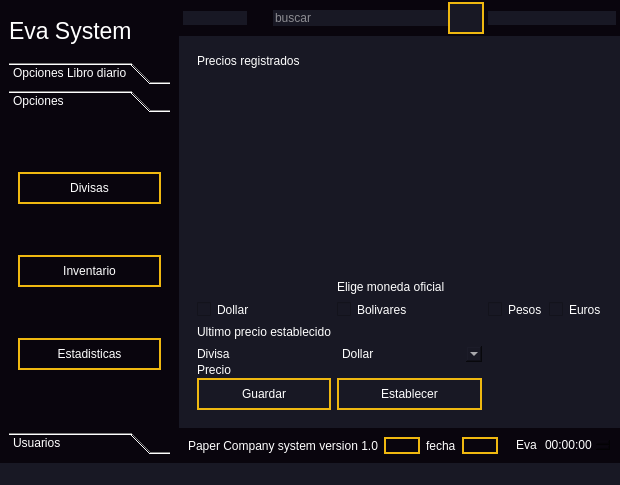
Old version of the form ui/EvaSystem.ui in the repository leonardo2322/Eva.
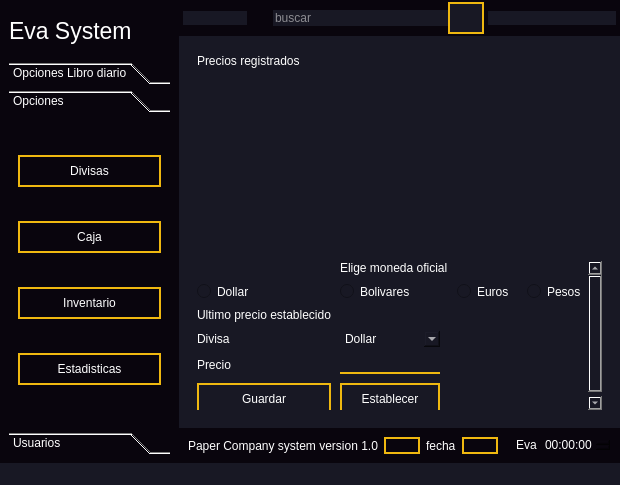
New version of the form. Icons and pictures are not drawn.

Commit message: casi por terminado la parte de las divisas

Diff of the .ui file:
```diff
--- a/ui/EvaSystem.ui
+++ b/ui/EvaSystem.ui
@@ -228,6 +228,14 @@
              </layout>
             </widget>
             <widget class="QWidget" name="page">
+             <property name="geometry">
+              <rect>
+               <x>0</x>
+               <y>0</y>
+               <width>192</width>
+               <height>269</height>
+              </rect>
+             </property>
              <attribute name="label">
               <string>Opciones</string>
              </attribute>
@@ -239,6 +247,13 @@
                 </property>
                </widget>
               </item>
+              <item>
+               <widget class="QPushButton" name="pushButton_3">
+                <property name="text">
+                 <string>Caja</string>
+                </property>
+               </widget>
+              </item>
               <item>
                <widget class="QPushButton" name="btn_Inventary">
                 <property name="text">
@@ -678,6 +693,10 @@
 
 QPushButton:hover{
 	background-color: rgba(239,184,16,.5)
+}
+QLineEdit{
+	border:none;
+	border-bottom: 2px solid #efb810
 }</string>
             </property>
             <property name="currentIndex">
@@ -1229,8 +1248,8 @@
                   <rect>
                    <x>0</x>
                    <y>0</y>
-                   <width>350</width>
-                   <height>142</height>
+                   <width>333</width>
+                   <height>151</height>
                   </rect>
                  </property>
                  <layout class="QVBoxLayout" name="verticalLayout_17">
@@ -1274,31 +1293,13 @@
                       <number>0</number>
                      </property>
                      <item>
-                      <layout class="QGridLayout" name="gridLayout_2">
-                       <property name="horizontalSpacing">
-                        <number>6</number>
+                      <layout class="QGridLayout" name="gridLayout_2" columnstretch="0,5,0,0">
+                       <property name="bottomMargin">
+                        <number>0</number>
                        </property>
-                       <item row="2" column="2">
-                        <widget class="QCheckBox" name="checkBox_3">
-                         <property name="text">
-                          <string>Pesos</string>
-                         </property>
-                        </widget>
-                       </item>
-                       <item row="3" column="0">
-                        <widget class="QLabel" name="label_8">
-                         <property name="text">
-                          <string>Ultimo precio establecido</string>
-                         </property>
-                        </widget>
-                       </item>
-                       <item row="6" column="0">
-                        <widget class="QPushButton" name="pushButton">
-                         <property name="text">
-                          <string>Guardar</string>
-                         </property>
-                        </widget>
-                       </item>
+                       <property name="spacing">
+                        <number>9</number>
+                       </property>
                        <item row="3" column="1">
                         <widget class="QLabel" name="label_10">
                          <property name="text">
@@ -1306,24 +1307,17 @@
                          </property>
                         </widget>
                        </item>
-                       <item row="2" column="0">
-                        <widget class="QCheckBox" name="checkBox">
+                       <item row="6" column="0">
+                        <widget class="QPushButton" name="btn_guardar_divisa">
                          <property name="text">
-                          <string>Dollar</string>
+                          <string>Guardar</string>
                          </property>
                         </widget>
                        </item>
-                       <item row="2" column="1">
-                        <widget class="QCheckBox" name="checkBox_2">
+                       <item row="3" column="0">
+                        <widget class="QLabel" name="label_8">
                          <property name="text">
-                          <string>Bolivares</string>
-                         </property>
-                        </widget>
-                       </item>
-                       <item row="1" column="1">
-                        <widget class="QLabel" name="label_11">
-                         <property name="text">
-                          <string>Elige moneda oficial</string>
+                          <string>Ultimo precio establecido</string>
                          </property>
                         </widget>
                        </item>
@@ -1334,18 +1328,14 @@
                          </property>
                         </widget>
                        </item>
-                       <item row="5" column="0">
-                        <widget class="QLabel" name="label_7">
-                         <property name="text">
-                          <string>Precio</string>
-                         </property>
-                        </widget>
-                       </item>
-                       <item row="5" column="1">
-                        <widget class="QLineEdit" name="lineEdit"/>
-                       </item>
                        <item row="4" column="1">
-                        <widget class="QComboBox" name="comboBox">
+                        <widget class="QComboBox" name="Cb_Divisa_nombre">
+                         <property name="maximumSize">
+                          <size>
+                           <width>100</width>
+                           <height>16777215</height>
+                          </size>
+                         </property>
                          <item>
                           <property name="text">
                            <string>Dollar</string>
@@ -1368,20 +1358,83 @@
                          </item>
                         </widget>
                        </item>
-                       <item row="2" column="3">
-                        <widget class="QCheckBox" name="checkBox_4">
+                       <item row="5" column="0">
+                        <widget class="QLabel" name="label_7">
                          <property name="text">
-                          <string>Euros</string>
+                          <string>Precio</string>
+                         </property>
+                        </widget>
+                       </item>
+                       <item row="5" column="1">
+                        <widget class="QLineEdit" name="InpValorDivisa">
+                         <property name="maximumSize">
+                          <size>
+                           <width>100</width>
+                           <height>16777215</height>
+                          </size>
+                         </property>
+                         <property name="cursorPosition">
+                          <number>0</number>
+                         </property>
+                         <property name="alignment">
+                          <set>Qt::AlignLeading|Qt::AlignLeft|Qt::AlignVCenter</set>
                          </property>
                         </widget>
                        </item>
                        <item row="6" column="1">
                         <widget class="QPushButton" name="pushButton_2">
+                         <property name="maximumSize">
+                          <size>
+                           <width>100</width>
+                           <height>16777215</height>
+                          </size>
+                         </property>
                          <property name="text">
                           <string>Establecer</string>
                          </property>
                         </widget>
                        </item>
+                       <item row="2" column="1">
+                        <widget class="QRadioButton" name="QRB_bolivares">
+                         <property name="maximumSize">
+                          <size>
+                           <width>100</width>
+                           <height>16777215</height>
+                          </size>
+                         </property>
+                         <property name="text">
+                          <string>Bolivares</string>
+                         </property>
+                        </widget>
+                       </item>
+                       <item row="2" column="2">
+                        <widget class="QRadioButton" name="QRB_Euros">
+                         <property name="text">
+                          <string>Euros</string>
+                         </property>
+                        </widget>
+                       </item>
+                       <item row="2" column="3">
+                        <widget class="QRadioButton" name="QRB_Pesos">
+                         <property name="text">
+                          <string>Pesos</string>
+                         </property>
+                        </widget>
+                       </item>
+                       <item row="1" column="1">
+                        <widget class="QLabel" name="label_11">
+                         <property name="text">
+                          <string>Elige moneda oficial</string>
+                         </property>
+                        </widget>
+                       </item>
+                       <item row="2" column="0">
+                        <widget class="QRadioButton" name="QRB_Dollar">
+                         <property name="text">
+                          <string>Dollar</string>
+                         </property>
+                        </widget>
+                       </item>
                       </layout>
                      </item>
                     </layout>
```
Left out of the diff: 10 changed lines with no effect on the pictures. The commit also changes 13 other files.
